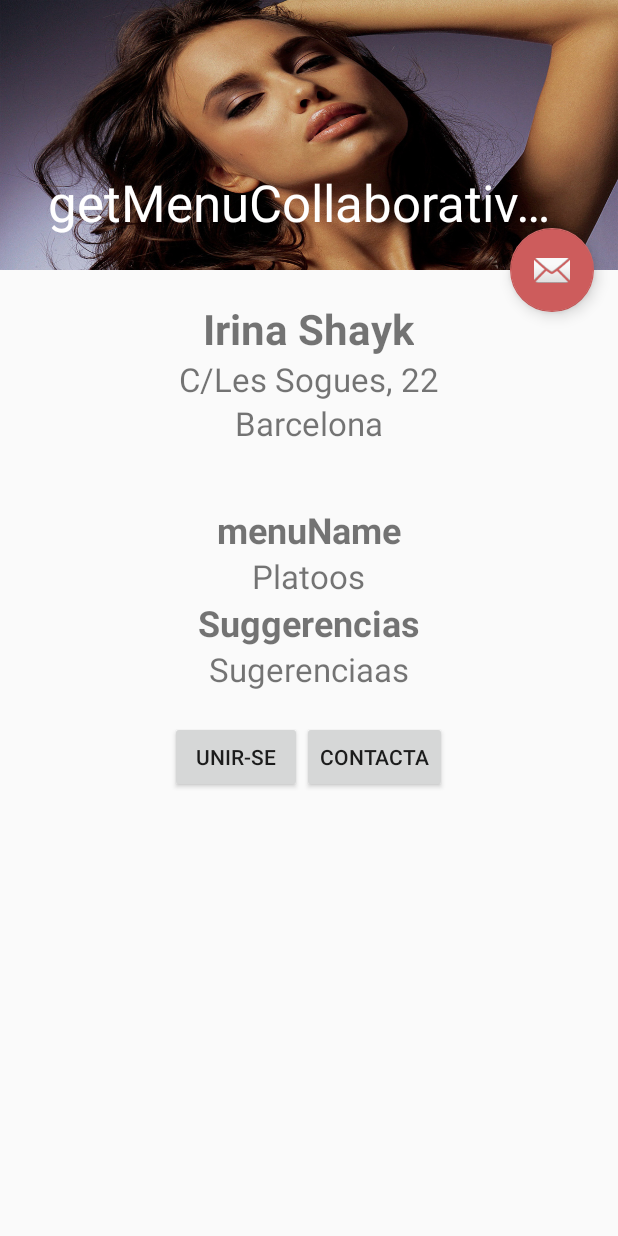
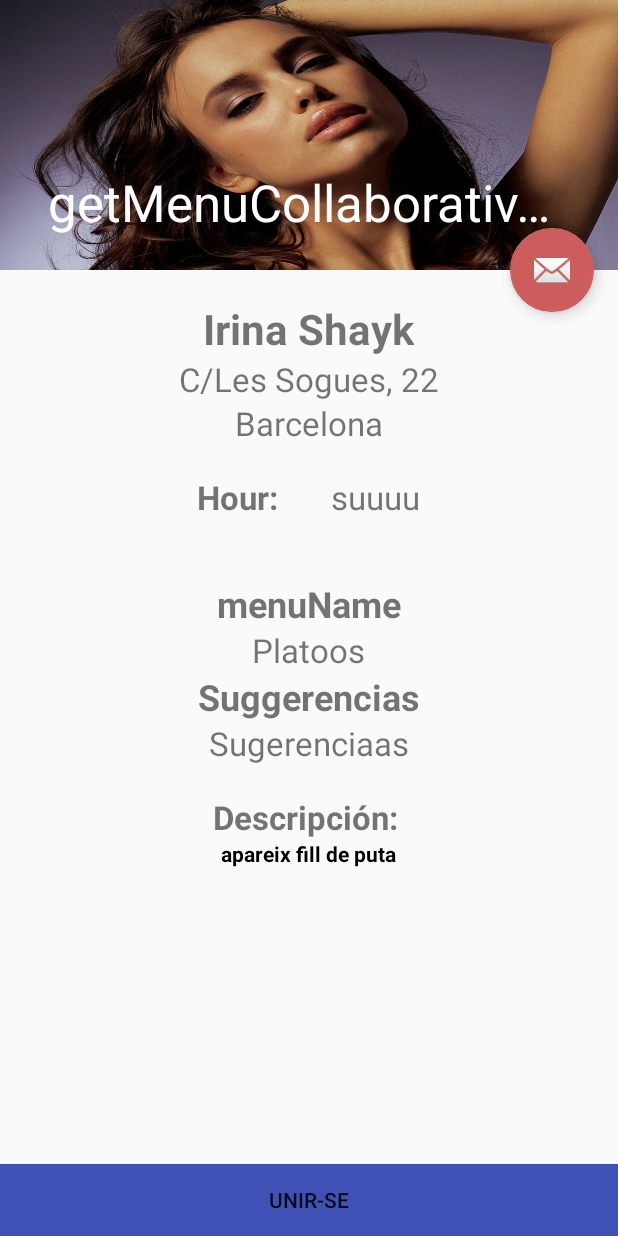
Before and after one commit to BlunchDev/blunch_android, an Android app: the screen it shows after launch (GetMenuCollaborativeActivity), on a phone screen of 412 x 824 dp. Run offline under Robolectric (Android 15) with nearby library versions, the phone set to English and light mode, and no system bars; 2 statements that could not run were skipped.

Commit message:
finish interface

```diff
--- a/app/src/main/java/dev/blunch/blunch/activity/GetMenuCollaborativeActivity.java
+++ b/app/src/main/java/dev/blunch/blunch/activity/GetMenuCollaborativeActivity.java
@@ -33,14 +33,15 @@ public class GetMenuCollaborativeActivity extends AppCompatActivity {
     private List<Dish> suggestedDishes;
     private List<Dish> offeredDishes;
     private final String COMA = ",";
-    private TextView userName, localization, city, menuName, hostDishes, suggestions;
-    private Button contact, join;
+    private TextView userName, localization, city, menuName, hostDishes, suggestions, description, hour;
+    private Button join;
+    private Toolbar toolbar;
 
     @Override
     protected void onCreate(Bundle savedInstanceState) {
         super.onCreate(savedInstanceState);
         setContentView(R.layout.activity_get_collaborative_menu);
-        Toolbar toolbar = (Toolbar) findViewById(R.id.toolbar);
+        toolbar = (Toolbar) findViewById(R.id.toolbar);
         setSupportActionBar(toolbar);
 
         collaborativeMenuService = new CollaborativeMenuService(new CollaborativeMenuRepository(getApplicationContext()), new DishRepository(getApplicationContext()));
@@ -64,15 +65,16 @@ public class GetMenuCollaborativeActivity extends AppCompatActivity {
         menuName = (TextView) findViewById(R.id.menuName);
         hostDishes = (TextView) findViewById(R.id.hostDishes);
         suggestions = (TextView) findViewById(R.id.suggestions);
+        description = (TextView) findViewById(R.id.description);
+        hour = (TextView) findViewById(R.id.hour);
 
-        contact = (Button) findViewById(R.id.contact);
         join = (Button) findViewById(R.id.join);
 
         FloatingActionButton fab = (FloatingActionButton) findViewById(R.id.fab);
         fab.setOnClickListener(new View.OnClickListener() {
             @Override
             public void onClick(View view) {
-                Snackbar.make(view, "Replace with your own action", Snackbar.LENGTH_LONG)
+                Snackbar.make(view, "NO VAAAA", Snackbar.LENGTH_LONG)
                         .setAction("Action", null).show();
             }
         });
@@ -83,20 +85,17 @@ public class GetMenuCollaborativeActivity extends AppCompatActivity {
         menuName.setText(obtainTitle());
         hostDishes.setText(obtainOfferedDishSingleString());
         suggestions.setText(obtainSuggestedDishSingleString());
-
-        contact.setOnClickListener(new View.OnClickListener() {
-            @Override
-            public void onClick(View v) {
-                Toast.makeText(v.getContext(), "Aun no va pesaos",Toast.LENGTH_LONG).show();
-            }
-        });
+        description.setText(obtainDescription());
+        hour.setText(obtainHour());
 
         join.setOnClickListener(new View.OnClickListener() {
             @Override
             public void onClick(View v) {
-                Toast.makeText(v.getContext(), "que he dicho que no!",Toast.LENGTH_LONG).show();
+                Toast.makeText(v.getContext(), "NO VAAAA!", Toast.LENGTH_LONG).show();
             }
         });
+
+        getSupportActionBar().setTitle(obtainTitle());
 
     }
 
@@ -154,4 +153,14 @@ public class GetMenuCollaborativeActivity extends AppCompatActivity {
         return od;
     }
 
+    private String obtainDescription(){
+
+        return "";
+    }
+
+    private String obtainHour(){
+
+        return "";
+    }
+
 }
--- a/app/src/main/res/layout/activity_get_collaborative_menu.xml
+++ b/app/src/main/res/layout/activity_get_collaborative_menu.xml
@@ -35,13 +35,27 @@
 
     <include layout="@layout/content_get_collaborative_menu" />
 
+    <LinearLayout
+        android:layout_width="match_parent"
+        android:layout_height="match_parent"
+        android:orientation="vertical"
+        android:gravity="bottom">
+        <Button
+            android:layout_width="match_parent"
+            android:layout_height="wrap_content"
+            android:layout_gravity="center"
+            android:id="@+id/join"
+            android:text="UNIR-SE"
+            android:background="@color/colorPrimary"/>
+    </LinearLayout>
+
     <android.support.design.widget.FloatingActionButton
         android:id="@+id/fab"
         android:layout_width="wrap_content"
         android:layout_height="wrap_content"
         android:layout_margin="@dimen/fab_margin"
         android:src="@android:drawable/ic_dialog_email"
-        app:layout_anchor="@id/app_bar"
+        app:layout_anchor="@id/toolbar_layout"
         app:layout_anchorGravity="bottom|end" />
 
 </android.support.design.widget.CoordinatorLayout>
--- a/app/src/main/res/layout/content_get_collaborative_menu.xml
+++ b/app/src/main/res/layout/content_get_collaborative_menu.xml
@@ -66,6 +66,36 @@
 
             <Space
                 android:layout_width="match_parent"
+                android:layout_height="20dp" />
+
+            <LinearLayout
+                android:layout_width="wrap_content"
+                android:layout_height="wrap_content"
+                android:orientation="horizontal"
+                android:layout_gravity="center_horizontal">
+
+
+
+                <TextView
+                    android:layout_width="match_parent"
+                    android:layout_height="wrap_content"
+                    android:text="Hour: "
+                    android:textIsSelectable="false"
+                    android:textSize="22dp"
+                    android:textStyle="bold" />
+                <Space
+                    android:layout_width="30dp"
+                    android:layout_height="wrap_content" />
+                <TextView
+                    android:layout_width="wrap_content"
+                    android:layout_height="wrap_content"
+                    android:text="suuuu"
+                    android:id="@+id/hour"
+                    android:textSize="22dp" />
+            </LinearLayout>
+
+            <Space
+                android:layout_width="match_parent"
                 android:layout_height="40dp" />
 
             <LinearLayout
@@ -118,27 +148,34 @@
                     android:layout_height="20dp" />
             </LinearLayout>
 
-        </LinearLayout>
-
-        <LinearLayout
-            android:orientation="horizontal"
-            android:layout_width="match_parent"
-            android:layout_height="wrap_content"
-            android:layout_gravity="bottom"
-            android:layout_alignParentBottom="true"
-            android:gravity="center">
-
-            <Button
+            <LinearLayout
+                android:layout_width="match_parent"
+                android:layout_height="wrap_content"
+                android:orientation="vertical">
+            <TextView
+                android:layout_width="match_parent"
+                android:layout_height="wrap_content"
+                android:text="Descripción: "
+                android:textStyle="bold"
+                android:gravity="center"
+                android:textSize="22dp" />
+            <TextView
                 android:layout_width="wrap_content"
                 android:layout_height="wrap_content"
-                android:text="UNIR-SE"
-                android:id="@+id/join" />
+                android:text="apareix fill de puta"
+                android:textColor="@color/black"
+                android:id="@+id/description"
+                android:layout_gravity="center"
+                android:textStyle="bold" />
 
-            <Button
+            <Space
                 android:layout_width="wrap_content"
-                android:layout_height="wrap_content"
-                android:text="CONTACTA"
-                android:id="@+id/contact" />
+                android:layout_height="60dp" />
+
+
+            </LinearLayout>
+
+
         </LinearLayout>
 
     </LinearLayout>
```
